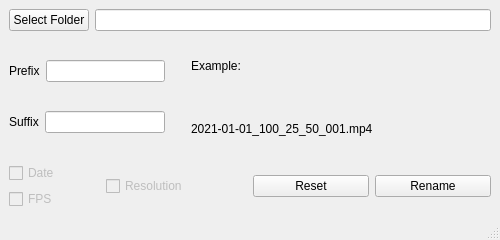
The window that Labeler/filelabeler.ui (GrigorySol/CodingPractice) describes before a commit, drawn with Qt 5.
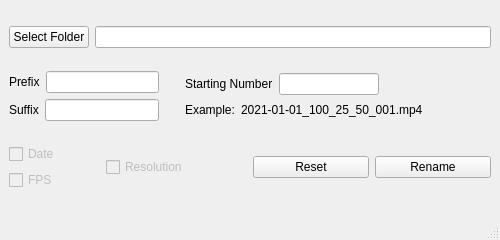
The same window after the commit.

Commit message:
Added counting number label and text line
Made connections instead of the simple functions.
FPS and Resolution moved after suffix.
Added decsription to the labels without functionality.

The edit to the form file:
```diff
--- a/Labeler/filelabeler.ui
+++ b/Labeler/filelabeler.ui
@@ -11,7 +11,7 @@
    </rect>
   </property>
   <property name="sizePolicy">
-   <sizepolicy hsizetype="Preferred" vsizetype="Preferred">
+   <sizepolicy hsizetype="Fixed" vsizetype="Fixed">
     <horstretch>0</horstretch>
     <verstretch>0</verstretch>
    </sizepolicy>
@@ -96,13 +96,64 @@
        </layout>
       </item>
       <item>
-       <layout class="QVBoxLayout" name="verticalLayout">
-        <property name="leftMargin">
-         <number>0</number>
-        </property>
-        <property name="rightMargin">
-         <number>0</number>
-        </property>
+       <layout class="QVBoxLayout" name="verticalLayout_9" stretch="0,0">
+        <item>
+         <layout class="QHBoxLayout" name="horizontalLayout_17">
+          <item>
+           <widget class="QLabel" name="label_number">
+            <property name="maximumSize">
+             <size>
+              <width>120</width>
+              <height>16777215</height>
+             </size>
+            </property>
+            <property name="toolTip">
+             <string>&lt;html&gt;&lt;head/&gt;&lt;body&gt;&lt;p&gt;Double click to reset&lt;/p&gt;&lt;/body&gt;&lt;/html&gt;</string>
+            </property>
+            <property name="text">
+             <string>Starting Number</string>
+            </property>
+           </widget>
+          </item>
+          <item>
+           <widget class="QLineEdit" name="line_number">
+            <property name="sizePolicy">
+             <sizepolicy hsizetype="Fixed" vsizetype="Fixed">
+              <horstretch>0</horstretch>
+              <verstretch>0</verstretch>
+             </sizepolicy>
+            </property>
+            <property name="minimumSize">
+             <size>
+              <width>100</width>
+              <height>0</height>
+             </size>
+            </property>
+            <property name="maximumSize">
+             <size>
+              <width>70</width>
+              <height>16777215</height>
+             </size>
+            </property>
+           </widget>
+          </item>
+          <item>
+           <spacer name="horizontalSpacer">
+            <property name="orientation">
+             <enum>Qt::Horizontal</enum>
+            </property>
+            <property name="sizeHint" stdset="0">
+             <size>
+              <width>40</width>
+              <height>20</height>
+             </size>
+            </property>
+           </spacer>
+          </item>
+         </layout>
+        </item>
+        <item>
+         <layout class="QHBoxLayout" name="horizontalLayout_18">
         <item>
          <widget class="QLabel" name="label_Example">
           <property name="text">
@@ -112,31 +163,24 @@
         </item>
         <item>
          <widget class="QLabel" name="label_name">
-          <property name="enabled">
-           <bool>true</bool>
-          </property>
           <property name="sizePolicy">
-           <sizepolicy hsizetype="Preferred" vsizetype="Preferred">
+             <sizepolicy hsizetype="Fixed" vsizetype="Fixed">
             <horstretch>0</horstretch>
             <verstretch>0</verstretch>
            </sizepolicy>
           </property>
           <property name="minimumSize">
            <size>
-            <width>300</width>
+              <width>250</width>
             <height>0</height>
            </size>
           </property>
-          <property name="maximumSize">
-           <size>
-            <width>50</width>
-            <height>300</height>
-           </size>
-          </property>
           <property name="text">
            <string>2021-01-01_100_25_50_001.mp4</string>
           </property>
          </widget>
+          </item>
+         </layout>
         </item>
        </layout>
       </item>
```
Left out of the diff: 9 changed lines with no effect on the pictures. Lines whose indentation alone changed are shown as unchanged. The commit also changes 3 other files.
